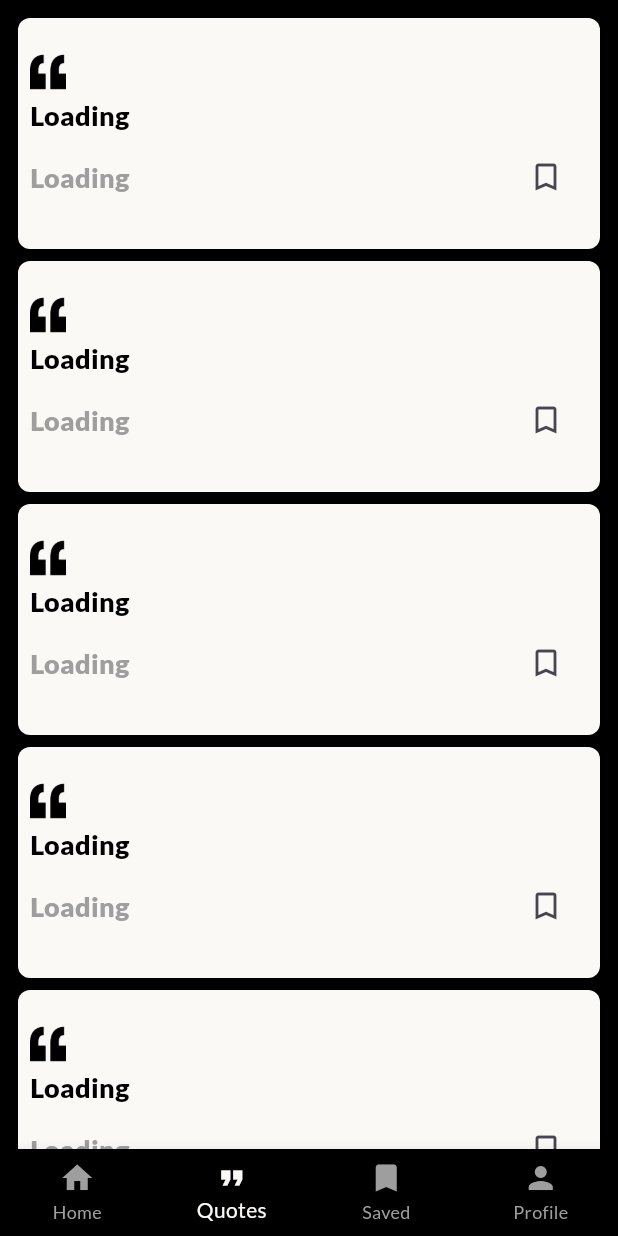
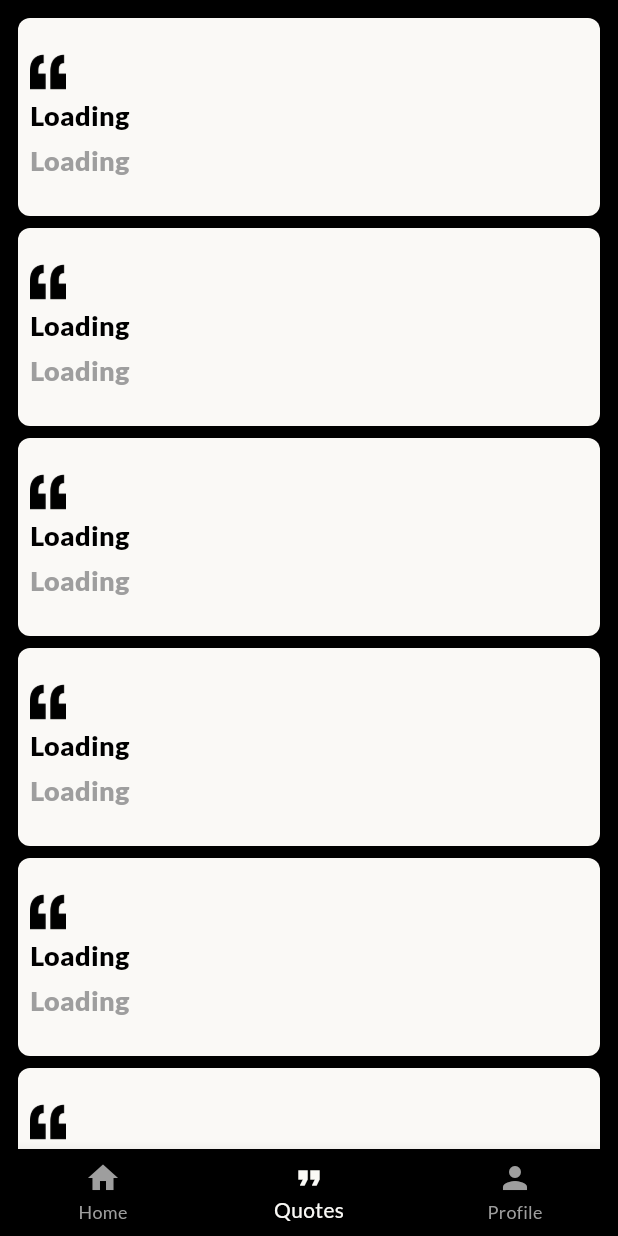
Before and after one commit to MohamedAliShosha/Quotify, a Flutter app: the HomeView screen opened by its route, item 2 of the bottom bar chosen, on a phone screen of 412 x 824 dp. Run offline on Flutter 3.47's test engine with Material 3 defaults, Android fonts, the phone set to English and light mode, and no system bars; drawn by our look-alikes of skeletonizer; our stand-ins replace dartz, dio, equatable, firebase_auth, firebase_core, flutter_bloc and 4 more; missing offline and left inert: firebase_app_check; accounts and stored records are empty; network calls fail.

```diff
--- a/lib/core/utils/app_router.dart
+++ b/lib/core/utils/app_router.dart
@@ -6,8 +6,8 @@ import 'package:starter_template/features/auth/SignUp/presentation/manager/sign_
 import 'package:starter_template/features/auth/SignUp/presentation/views/sign_up_view.dart';
 import 'package:starter_template/features/onboarding/presentation/views/on_boarding_view.dart';
 import 'package:starter_template/features/home/presentation/views/home_view.dart';
+import 'package:starter_template/features/profile/presentation/views/profile_view.dart';
 import 'package:starter_template/features/quotes/presentation/views/quotes_view.dart';
-import 'package:starter_template/features/saved_quotes/presentation/views/save_quotes_view.dart';
 
 abstract class AppRouter {
   // The first thing when creating routers is declaring routes variables
@@ -56,9 +56,9 @@ abstract class AppRouter {
         },
       ),
       GoRoute(
-        path: '/saveQuotesView',
+        path: '/profileView',
         builder: (context, state) {
-          return const SaveQuotesView();
+          return const ProfileView();
         },
       ),
     ],
--- a/lib/features/Home/presentation/views/home_view.dart
+++ b/lib/features/Home/presentation/views/home_view.dart
@@ -3,7 +3,6 @@ import 'package:starter_template/core/functions/build_bottom_nav_bar_item.dart';
 import 'package:starter_template/core/utils/colors_manager.dart';
 import 'package:starter_template/features/home/presentation/widgets/home_view_body.dart';
 import 'package:starter_template/features/quotes/presentation/views/quotes_view.dart';
-import 'package:starter_template/features/saved_quotes/presentation/views/save_quotes_view.dart';
 
 class HomeView extends StatefulWidget {
   const HomeView({super.key});
@@ -21,7 +20,7 @@ class _HomeViewState extends State<HomeView> {
   final List<Widget> views = const [
     HomeViewBody(),
     QuotesView(),
-    SaveQuotesView(), // will be replaced with SavedViewBody
+    // SaveQuotesView(), // will be replaced with SavedViewBody
     Center(child: Text('Profile')), //will be replaced with ProfileViewBody
   ];
 
@@ -70,10 +69,10 @@ class _HomeViewState extends State<HomeView> {
           icon: const Icon(Icons.format_quote),
           label: 'Quotes',
         ),
-        buildBottomNavBarItem(
-          icon: const Icon(Icons.bookmark),
-          label: 'Saved',
-        ),
+        // buildBottomNavBarItem(
+        //   icon: const Icon(Icons.bookmark),
+        //   label: 'Saved',
+        // ),
         buildBottomNavBarItem(
           icon: const Icon(Icons.person),
           label: 'Profile',
--- a/lib/features/Quotes/presentation/widgets/custom_quote_item.dart
+++ b/lib/features/Quotes/presentation/widgets/custom_quote_item.dart
@@ -1,10 +1,7 @@
 import 'package:flutter/material.dart';
-import 'package:flutter_bloc/flutter_bloc.dart';
-import 'package:starter_template/core/functions/show_snack_bar.dart';
 import 'package:starter_template/core/utils/app_styles.dart';
 import 'package:starter_template/core/utils/colors_manager.dart';
 import 'package:starter_template/features/quotes/data/models/quotes_model.dart';
-import 'package:starter_template/features/saved_quotes/presentation/manager/save_quote/save_quote_cubit.dart';
 
 class CustomQuoteItem extends StatefulWidget {
   const CustomQuoteItem({
@@ -20,18 +17,18 @@ class CustomQuoteItem extends StatefulWidget {
 
 class _CustomQuoteItemState extends State<CustomQuoteItem> {
   bool isSaved = false;
-  void toggleSave() async {
-    setState(() {
-      isSaved = !isSaved;
-      if (isSaved) {
-        BlocProvider.of<SaveQuotesCubit>(context)
-            .saveQuotes(quote: widget.quoteModel);
-        showSnackBar(context, message: 'Quote Saved Successfully');
-      } else {
-        showSnackBar(context, message: 'Quote UnSaved Successfully');
-      }
-    });
-  }
+  // void toggleSave() async {
+  //   setState(() {
+  //     isSaved = !isSaved;
+  //     if (isSaved) {
+  //       BlocProvider.of<SaveQuotesCubit>(context)
+  //           .saveQuotes(quote: widget.quoteModel);
+  //       showSnackBar(context, message: 'Quote Saved Successfully');
+  //     } else {
+  //       showSnackBar(context, message: 'Quote UnSaved Successfully');
+  //     }
+  //   });
+  // }
 
   @override
   Widget build(BuildContext context) {
@@ -72,18 +69,18 @@ class _CustomQuoteItemState extends State<CustomQuoteItem> {
                     widget.quoteModel.author ?? 'There is No Author Available',
                     style: AppStyles.styleBoldGrey18,
                   ),
-                  const Spacer(),
-                  Padding(
-                    padding: const EdgeInsets.only(
-                      right: 12,
-                    ),
-                    child: IconButton(
-                      onPressed: toggleSave,
-                      icon: isSaved
-                          ? const Icon(Icons.bookmark)
-                          : const Icon(Icons.bookmark_border),
-                    ),
-                  )
+                  // const Spacer(),
+                  // Padding(
+                  //   padding: const EdgeInsets.only(
+                  //     right: 12,
+                  //   ),
+                  //   child: IconButton(
+                  //     onPressed: () {},
+                  //     icon: isSaved
+                  //         ? const Icon(Icons.bookmark)
+                  //         : const Icon(Icons.bookmark_border),
+                  //   ),
+                  // )
                 ],
               ),
             ],
--- a/lib/features/Quotes/presentation/widgets/quotes_list_view.dart
+++ b/lib/features/Quotes/presentation/widgets/fetched_quotes_list_view.dart
@@ -2,8 +2,8 @@ import 'package:flutter/material.dart';
 import 'package:starter_template/features/quotes/data/models/quotes_model.dart';
 import 'package:starter_template/features/quotes/presentation/widgets/custom_quote_item.dart';
 
-class QuotesListView extends StatelessWidget {
-  const QuotesListView({
+class FetchedQuotesListView extends StatelessWidget {
+  const FetchedQuotesListView({
     super.key,
     required this.quotes,
   });
--- a/lib/features/Quotes/presentation/widgets/quotes_view_body.dart
+++ b/lib/features/Quotes/presentation/widgets/quotes_view_body.dart
@@ -3,7 +3,7 @@ import 'package:flutter_bloc/flutter_bloc.dart';
 import 'package:skeletonizer/skeletonizer.dart';
 import 'package:starter_template/core/utils/colors_manager.dart';
 import 'package:starter_template/features/quotes/presentation/manager/quotes_cubit/quotes_cubit.dart';
-import 'package:starter_template/features/quotes/presentation/widgets/quotes_list_view.dart';
+import 'package:starter_template/features/quotes/presentation/widgets/fetched_quotes_list_view.dart';
 
 class QuotesViewBody extends StatefulWidget {
   const QuotesViewBody({super.key});
@@ -42,7 +42,7 @@ class _QuotesViewBodyState extends State<QuotesViewBody> {
               color: ColorsManager.kPrimaryColor,
               backgroundColor: ColorsManager.kBlackColor,
               onRefresh: () => context.read<QuotesCubit>().refreshQuotes(),
-              child: QuotesListView(
+              child: FetchedQuotesListView(
                 quotes: quotes,
               ),
             ),
--- a/lib/features/saved_quotes/presentation/widgets/save_quotes_view_body.dart
+++ b/lib/features/profile/presentation/views/profile_view.dart
@@ -1,7 +1,7 @@
 import 'package:flutter/material.dart';
 
-class SaveQuotesViewBody extends StatelessWidget {
-  const SaveQuotesViewBody({super.key});
+class ProfileView extends StatelessWidget {
+  const ProfileView({super.key});
 
   @override
   Widget build(BuildContext context) {
--- a/lib/features/saved_quotes/data/repos/save_quote_repo.dart
+++ /dev/null
@@ -1,8 +0,0 @@
-import 'package:dartz/dartz.dart';
-import 'package:starter_template/core/errors/failures.dart';
-import 'package:starter_template/features/quotes/data/models/quotes_model.dart';
-
-abstract class SaveQuoteRepo {
-  // This method is used to save quote to database
-  Future<Either<Failures, void>> saveQuote({required QuotesModel quote});
-}
--- a/lib/features/saved_quotes/presentation/manager/save_quote/save_quote_cubit.dart
+++ /dev/null
@@ -1,24 +0,0 @@
-import 'package:flutter_bloc/flutter_bloc.dart';
-import 'package:starter_template/features/quotes/data/models/quotes_model.dart';
-import 'package:starter_template/features/saved_quotes/data/repos/save_quote_repo.dart';
-import 'package:starter_template/features/saved_quotes/presentation/manager/save_quote/save_quote_state.dart';
-
-class SaveQuotesCubit extends Cubit<SaveQuoteState> {
-  SaveQuotesCubit(this.saveQuoteRepo) : super(SaveQuoteInitial());
-
-  final SaveQuoteRepo saveQuoteRepo;
-
-  Future<void> saveQuotes({required QuotesModel quote}) async {
-    emit(SaveQuoteLoading());
-    try {
-      await saveQuoteRepo.saveQuote(quote: quote);
-      emit(SaveQuoteSuccess());
-    } catch (e) {
-      emit(
-        SaveQuoteFailure(
-          errorMessage: e.toString(),
-        ),
-      );
-    }
-  }
-}
--- a/lib/features/saved_quotes/presentation/manager/save_quote/save_quote_state.dart
+++ /dev/null
@@ -1,19 +0,0 @@
-import 'package:equatable/equatable.dart';
-
-sealed class SaveQuoteState extends Equatable {
-  const SaveQuoteState();
-
-  @override
-  List<Object> get props => [];
-}
-
-final class SaveQuoteInitial extends SaveQuoteState {}
-
-final class SaveQuoteLoading extends SaveQuoteState {}
-
-final class SaveQuoteSuccess extends SaveQuoteState {}
-
-final class SaveQuoteFailure extends SaveQuoteState {
-  final String errorMessage;
-  const SaveQuoteFailure({required this.errorMessage});
-}
```
Also changed, not shown: lib/core/widgets/custom_app_bar.dart (added, +27 -0 lines), lib/features/saved_quotes/data/repos/save_quote_repo_implement.dart (deleted, +0 -26 lines), lib/features/saved_quotes/presentation/manager/ReadQuote/read_quote_cubit.dart (deleted, +0 -10 lines), lib/features/saved_quotes/presentation/manager/ReadQuote/read_quote_state.dart (deleted, +0 -16 lines), lib/features/saved_quotes/presentation/views/save_quotes_view.dart (deleted, +0 -13 lines), lib/main.dart (+0 -7 lines).
